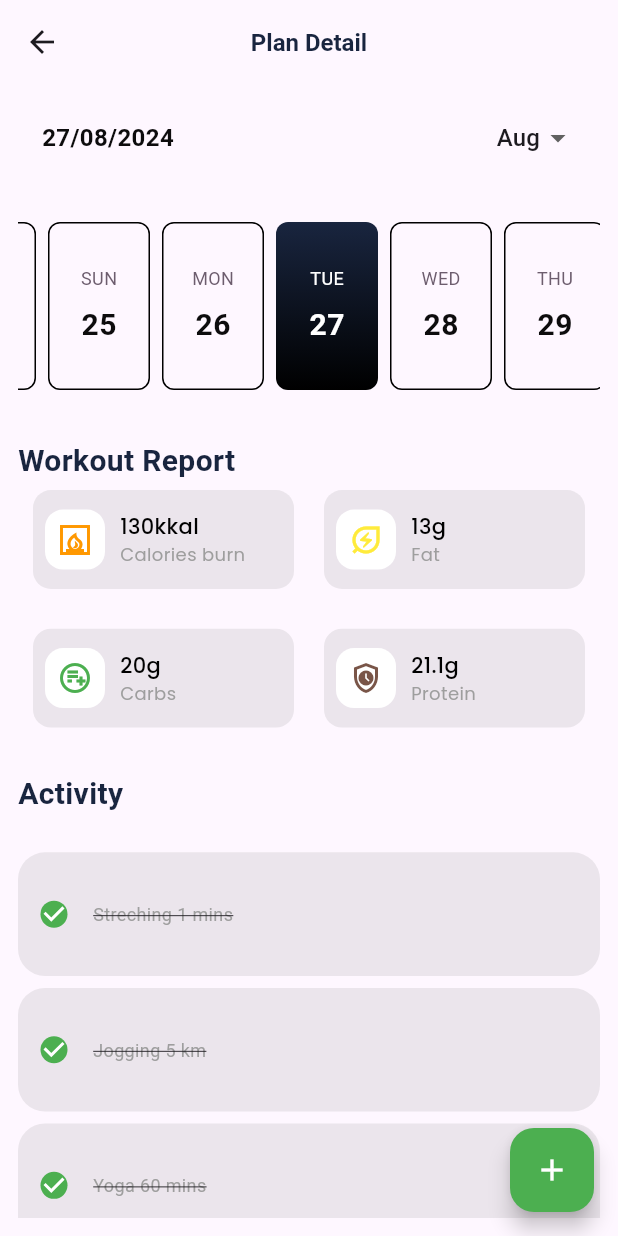
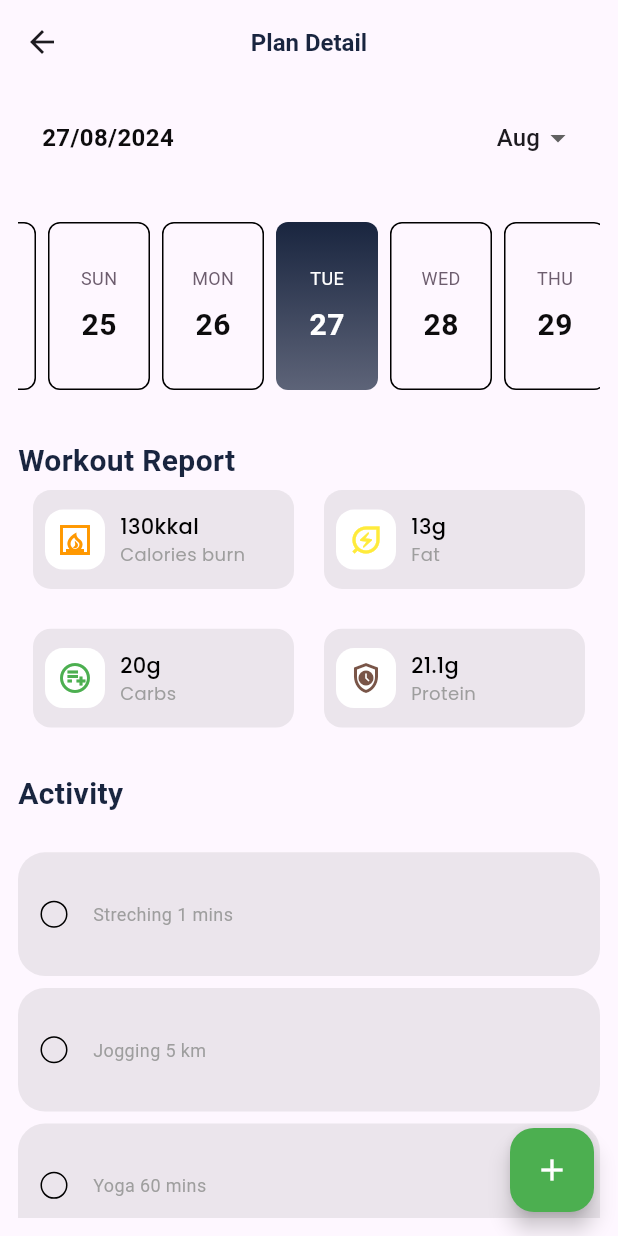
Before and after one commit to YaseenMughal/Fitness_Ui_Activity_Craft, a Flutter app: the PlanDetailScreen screen opened directly, on a phone screen of 412 x 824 dp. Run offline on Flutter 3.47's test engine with Material 3 defaults, Android fonts, the phone set to English and light mode, and no system bars; drawn by our look-alikes of easy_date_timeline; our stand-ins replace curved_navigation_bar, google_fonts, percent_indicator; Roboto replaces fonts that are missing (Ubuntu).

```diff
--- a/lib/provider/activityCheck_provider.dart
+++ b/lib/provider/activityCheck_provider.dart
@@ -1,7 +1,7 @@
 import 'package:flutter/material.dart';
 
 class ActivityCheckProvider extends ChangeNotifier {
-  List<bool> activities = List.generate(6, (_) => true);
+  List<bool> activities = List.generate(6, (_) => false);
 
   void toggleActivites(int index) {
     activities[index] = !activities[index];
@@ -12,57 +12,4 @@ class ActivityCheckProvider extends ChangeNotifier {
     activities.add(true);
     notifyListeners();
   }
-
-
-
-
-
-
-
-
-
-
-
-
-
-
-
-
-
-  // bool activity1 = true;
-  // bool activity2 = true;
-  // bool activity3 = true;
-  // bool activity4 = true;
-  // bool activity5 = true;
-  // bool activity6 = true;
-
-  // void toggleActivity1() {
-  //   activity1 = !activity1;
-  //   notifyListeners();
-  // }
-
-  // void toggleActivity2() {
-  //   activity2 = !activity2;
-  //   notifyListeners();
-  // }
-
-  // void toggleActivity3() {
-  //   activity3 = !activity3;
-  //   notifyListeners();
-  // }
-
-  // void toggleActivity4() {
-  //   activity4 = !activity4;
-  //   notifyListeners();
-  // }
-
-  // void toggleActivity5() {
-  //   activity5 = !activity5;
-  //   notifyListeners();
-  // }
-
-  // void toggleActivity6() {
-  //   activity6 = !activity6;
-  //   notifyListeners();
-  // }
 }
--- a/lib/screens/plandetail_screen.dart
+++ b/lib/screens/plandetail_screen.dart
@@ -116,22 +116,16 @@ class _PlanDetailScreenState extends State<PlanDetailScreen> {
                           ),
                         ),
                       ),
-                      activeDayStyle: const DayStyle(
+                      activeDayStyle: DayStyle(
                         decoration: BoxDecoration(
-                          borderRadius: BorderRadius.all(Radius.circular(8)),
+                          borderRadius: const BorderRadius.all(Radius.circular(8)),
                           gradient: LinearGradient(
                             begin: Alignment.topCenter,
                             end: Alignment.bottomCenter,
                             colors: [
                               AppColor.mainColor,
-                              AppColor.blackColor,
+                              AppColor.mainColor.withOpacity(0.7),
                             ],
-                            // colors: [
-                            //   // AppColor.BasicColor,
-                            //   // AppColor.greyColor,
-                            //   Color(0xff3371FF),
-                            //   Color(0xff8426D6),
-                            // ],
                           ),
                         ),
                       ),
```
